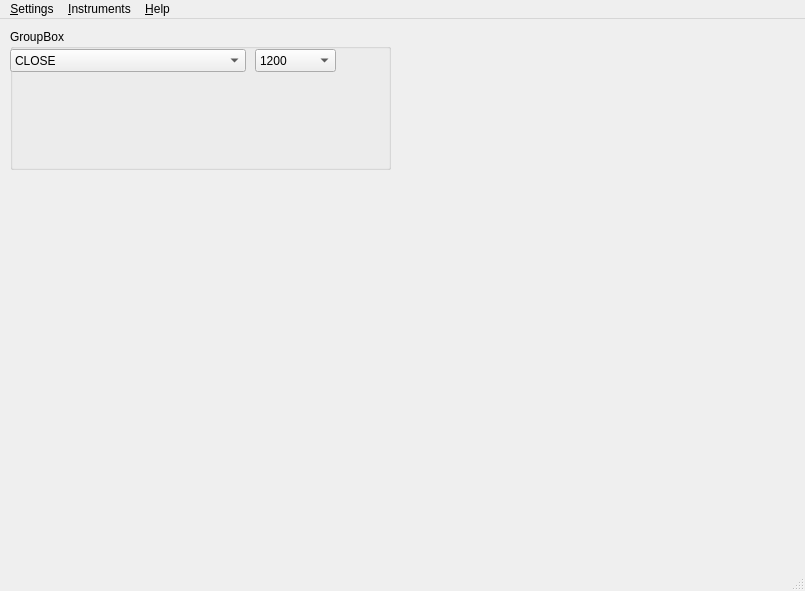
Old version of the form om_interface/GUI/mainwindow.ui in the repository CuSynth/OM_interface.
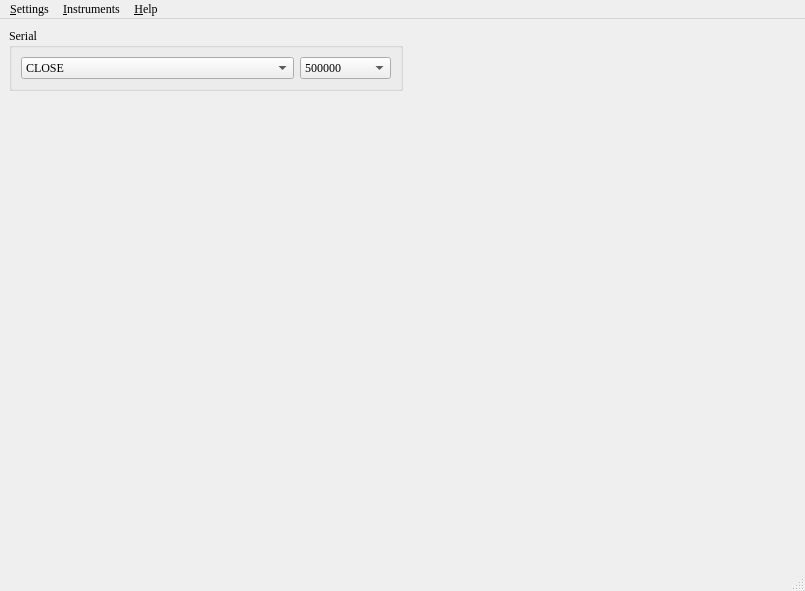
New version of the form. Icons and pictures are not drawn.

Diff of the .ui file:
```diff
--- a/om_interface/GUI/mainwindow.ui
+++ b/om_interface/GUI/mainwindow.ui
@@ -10,34 +10,77 @@
     <height>591</height>
    </rect>
   </property>
+  <property name="font">
+   <font>
+    <family>Times New Roman</family>
+   </font>
+  </property>
   <property name="windowTitle">
    <string>MainWindow</string>
   </property>
   <widget class="QWidget" name="centralwidget">
+   <layout class="QGridLayout" name="gridLayout_2">
+    <item row="0" column="0">
    <widget class="QGroupBox" name="groupBox">
-    <property name="geometry">
-     <rect>
-      <x>10</x>
-      <y>10</y>
-      <width>381</width>
-      <height>141</height>
-     </rect>
-    </property>
     <property name="title">
-     <string>GroupBox</string>
-    </property>
+       <string>Serial</string>
+      </property>
+      <layout class="QGridLayout" name="gridLayout" columnstretch="3,1">
+       <item row="0" column="0">
+        <widget class="QComboBox" name="comboSelectPortA">
+         <property name="enabled">
+          <bool>true</bool>
+         </property>
+         <property name="font">
+          <font>
+           <family>Times New Roman</family>
+           <pointsize>9</pointsize>
+           <bold>false</bold>
+           <kerning>true</kerning>
+          </font>
+         </property>
+         <property name="focusPolicy">
+          <enum>Qt::FocusPolicy::ClickFocus</enum>
+         </property>
+         <property name="contextMenuPolicy">
+          <enum>Qt::ContextMenuPolicy::CustomContextMenu</enum>
+         </property>
+         <property name="toolTip">
+          <string notr="true"/>
+         </property>
+         <property name="statusTip">
+          <string notr="true"/>
+         </property>
+         <property name="whatsThis">
+          <string notr="true"/>
+         </property>
+         <property name="accessibleName">
+          <string notr="true"/>
+         </property>
+         <property name="accessibleDescription">
+          <string notr="true"/>
+         </property>
+         <property name="editable">
+          <bool>false</bool>
+         </property>
+         <property name="currentText">
+          <string notr="true">CLOSE</string>
+         </property>
+         <property name="placeholderText">
+          <string notr="true"/>
+         </property>
+         <item>
+          <property name="text">
+           <string>CLOSE</string>
+          </property>
+         </item>
+        </widget>
+       </item>
+       <item row="0" column="1">
     <widget class="QComboBox" name="comboSpeedPortA">
-     <property name="geometry">
-      <rect>
-       <x>245</x>
-       <y>20</y>
-       <width>81</width>
-       <height>23</height>
-      </rect>
-     </property>
      <property name="font">
       <font>
-       <family>Ubuntu</family>
+           <family>Times New Roman</family>
        <pointsize>9</pointsize>
        <italic>false</italic>
        <bold>false</bold>
@@ -69,7 +112,13 @@
       <bool>false</bool>
      </property>
      <property name="currentText">
-      <string notr="true">1200</string>
+          <string notr="true">500000</string>
+         </property>
+         <property name="currentIndex">
+          <number>9</number>
+         </property>
+         <property name="maxVisibleItems">
+          <number>12</number>
      </property>
      <property name="placeholderText">
       <string notr="true"/>
@@ -114,64 +163,53 @@
        <string>115200</string>
       </property>
      </item>
-    </widget>
-    <widget class="QComboBox" name="comboSelectPortA">
-     <property name="enabled">
-      <bool>true</bool>
-     </property>
-     <property name="geometry">
-      <rect>
-       <x>0</x>
-       <y>20</y>
-       <width>236</width>
-       <height>23</height>
-      </rect>
-     </property>
-     <property name="font">
-      <font>
-       <family>Ubuntu</family>
-       <pointsize>9</pointsize>
-       <bold>false</bold>
-       <kerning>true</kerning>
-      </font>
-     </property>
-     <property name="focusPolicy">
-      <enum>Qt::FocusPolicy::ClickFocus</enum>
-     </property>
-     <property name="contextMenuPolicy">
-      <enum>Qt::ContextMenuPolicy::CustomContextMenu</enum>
-     </property>
-     <property name="toolTip">
-      <string notr="true"/>
-     </property>
-     <property name="statusTip">
-      <string notr="true"/>
-     </property>
-     <property name="whatsThis">
-      <string notr="true"/>
-     </property>
-     <property name="accessibleName">
-      <string notr="true"/>
-     </property>
-     <property name="accessibleDescription">
-      <string notr="true"/>
-     </property>
-     <property name="editable">
-      <bool>false</bool>
-     </property>
-     <property name="currentText">
-      <string notr="true">CLOSE</string>
-     </property>
-     <property name="placeholderText">
-      <string notr="true"/>
-     </property>
+         <item>
+          <property name="text">
+           <string>460800</string>
+          </property>
+         </item>
+         <item>
+          <property name="text">
+           <string>500000</string>
+          </property>
+         </item>
      <item>
       <property name="text">
-       <string>CLOSE</string>
+           <string>1000000</string>
       </property>
      </item>
     </widget>
-   </widget>
+       </item>
+      </layout>
+     </widget>
+    </item>
+    <item row="0" column="1">
+     <spacer name="horizontalSpacer">
+      <property name="orientation">
+       <enum>Qt::Orientation::Horizontal</enum>
+      </property>
+      <property name="sizeHint" stdset="0">
+       <size>
+        <width>40</width>
+        <height>20</height>
+       </size>
+      </property>
+     </spacer>
+    </item>
+    <item row="1" column="1">
+     <spacer name="verticalSpacer">
+      <property name="orientation">
+       <enum>Qt::Orientation::Vertical</enum>
+      </property>
+      <property name="sizeHint" stdset="0">
+       <size>
+        <width>20</width>
+        <height>40</height>
+       </size>
+      </property>
+     </spacer>
+    </item>
+   </layout>
   </widget>
   <widget class="QMenuBar" name="menubar">
    <property name="geometry">
@@ -179,7 +217,7 @@
      <x>0</x>
      <y>0</y>
      <width>805</width>
-     <height>33</height>
+     <height>20</height>
     </rect>
    </property>
    <widget class="QMenu" name="menuSettings">
```
Left out of the diff: 11 changed lines with no effect on the pictures. Lines whose indentation alone changed are shown as unchanged.
